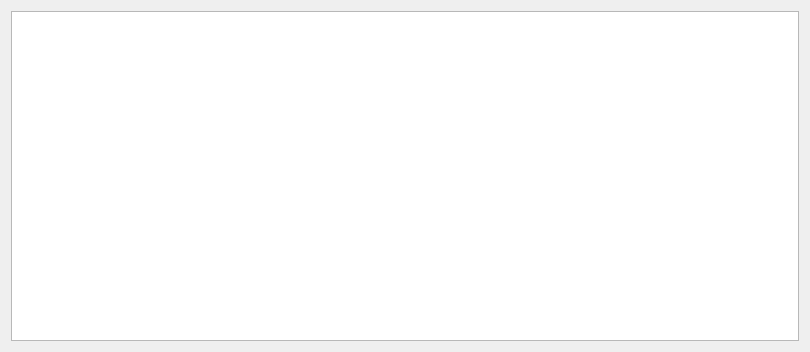
First picture: the form in FOSSAGSCP/messagelogframe.ui, repository FOSSASystems/FOSSA-GroundStationControlPanel, before the edit.
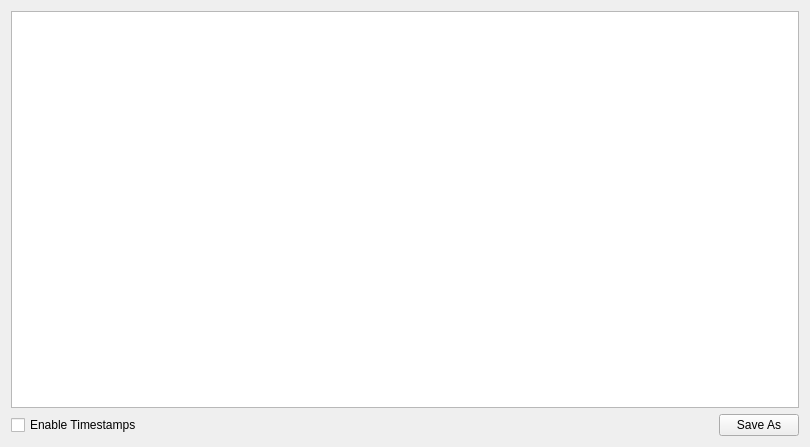
Second picture: the form after the edit.

Patch:
```diff
--- a/FOSSAGSCP/messagelogframe.ui
+++ b/FOSSAGSCP/messagelogframe.ui
@@ -7,7 +7,7 @@
     <x>0</x>
     <y>0</y>
     <width>810</width>
-    <height>352</height>
+    <height>447</height>
    </rect>
   </property>
   <property name="windowTitle">
@@ -15,7 +15,41 @@
   </property>
   <layout class="QGridLayout" name="gridLayout">
    <item row="0" column="0">
-    <widget class="QListView" name="messageLogListView"/>
+    <widget class="QListView" name="messageLogListView">
+     <property name="alternatingRowColors">
+      <bool>true</bool>
+     </property>
+     <property name="selectionMode">
+      <enum>QAbstractItemView::ExtendedSelection</enum>
+     </property>
+     <property name="wordWrap">
+      <bool>true</bool>
+     </property>
+    </widget>
+   </item>
+   <item row="1" column="0">
+    <layout class="QHBoxLayout" name="horizontalLayout">
+     <item>
+      <widget class="QCheckBox" name="enableTimestampsCheckBox">
+       <property name="text">
+        <string>Enable Timestamps</string>
+       </property>
+      </widget>
+     </item>
+     <item>
+      <widget class="QPushButton" name="saveAsButton">
+       <property name="sizePolicy">
+        <sizepolicy hsizetype="Fixed" vsizetype="Fixed">
+         <horstretch>0</horstretch>
+         <verstretch>0</verstretch>
+        </sizepolicy>
+       </property>
+       <property name="text">
+        <string>Save As</string>
+       </property>
+      </widget>
+     </item>
+    </layout>
    </item>
   </layout>
  </widget>
```
